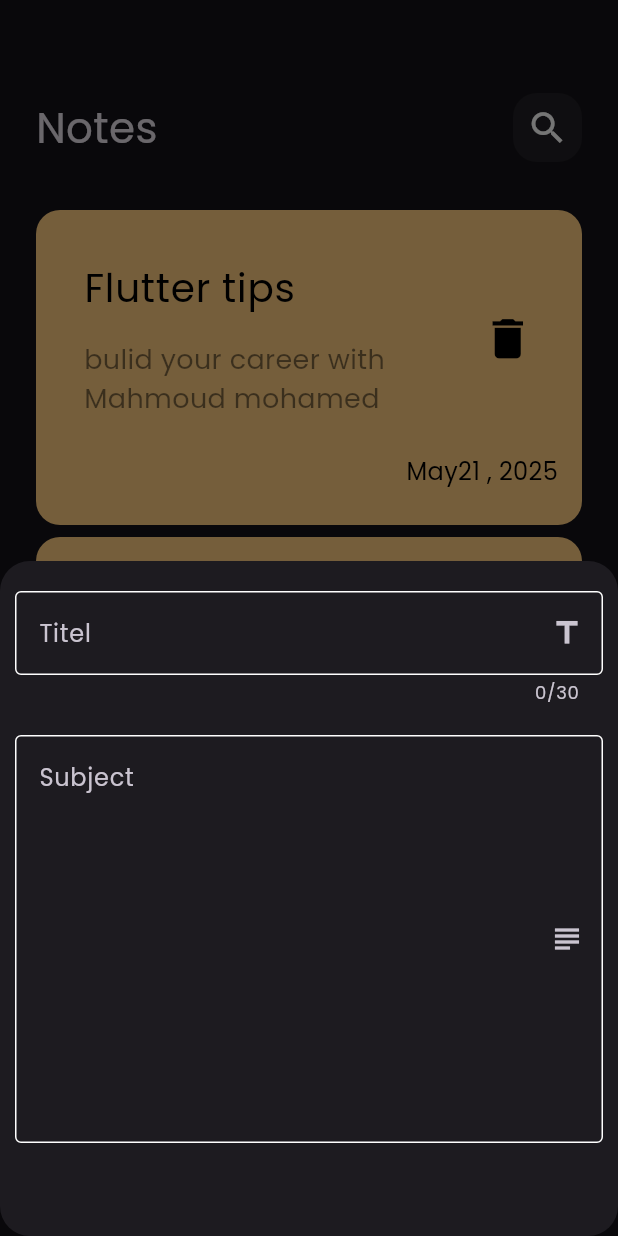
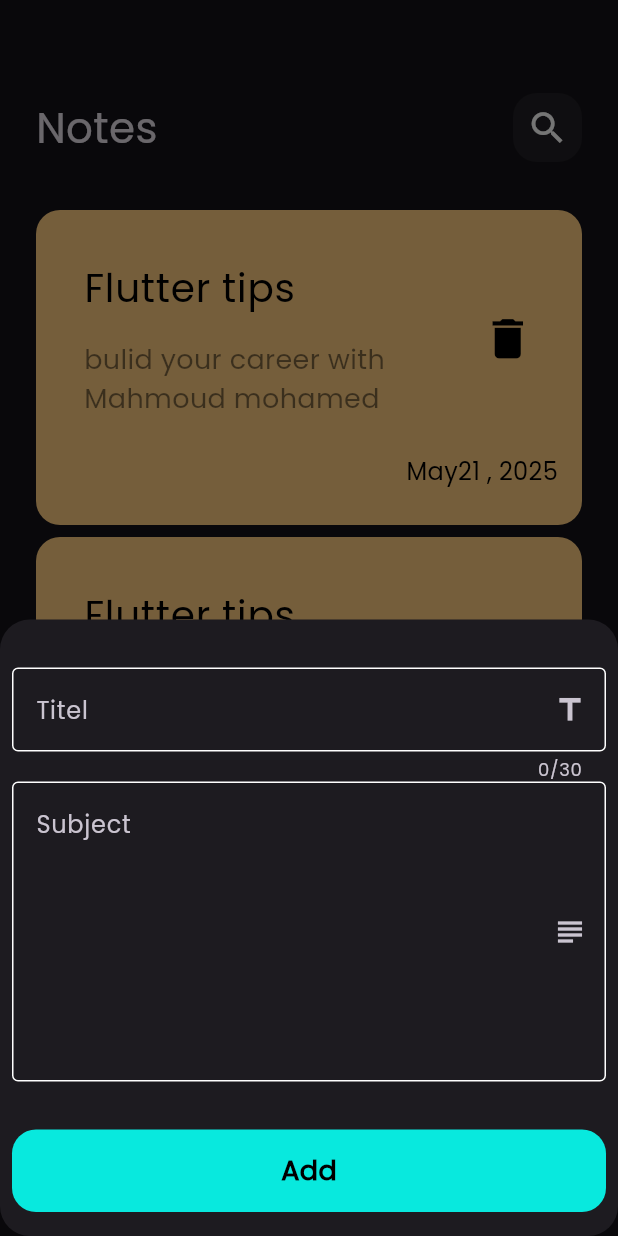
Before and after one commit to Zahroob/NOTES_APP, a Flutter app: the screen it shows after launch, after a tap on the "add" icon, on a phone screen of 412 x 824 dp. Run offline on Flutter 3.47's test engine with Material 3 defaults, Android fonts, the phone set to English and light mode, and no system bars.

Commit message:
finsh noets butoom sheet

```diff
--- a/lib/Views/view_notes.dart
+++ b/lib/Views/view_notes.dart
@@ -3,7 +3,7 @@ import 'package:notes_app/Widgets/add_note_bottom_sheet.dart';
 import 'package:notes_app/Widgets/notes_view_body.dart';
 
 class NotesView extends StatelessWidget {
-  const NotesView({super.key});
+   const NotesView({super.key});
 
   @override
   Widget build(BuildContext context) {
--- a/lib/Widgets/add_note_bottom_sheet.dart
+++ b/lib/Widgets/add_note_bottom_sheet.dart
@@ -1,26 +1,33 @@
 import 'package:flutter/material.dart';
 import 'package:notes_app/Widgets/custom_text_fild.dart';
+import 'package:notes_app/Widgets/custombottom_flot_action_bottom.dart.dart';
 
 class AddNoteBottomSheet extends StatelessWidget {
   const AddNoteBottomSheet({super.key});
 
   @override
   Widget build(BuildContext context) {
-    return Container(
-      height: 450,
+    return Padding(
+      padding: const EdgeInsets.symmetric(horizontal: 8),
+      child: SingleChildScrollView(
         child: Column(
           children: [
+            const SizedBox(height: 32),
             CustomTextFormField(
               maxLength: 30,
               hintText: 'Titel',
               suffixIcon: const Icon(Icons.title),
             ),
             CustomTextFormField(
-            maxLines: 10,
+              maxLines: 7,
               hintText: 'Subject',
               suffixIcon: const Icon(Icons.subject),
             ),
+            const SizedBox(height: 32),
+            const CustomButtom(),
+            const SizedBox(height: 16)
           ],
+        ),
       ),
     );
   }
--- a/lib/Widgets/custom_text_fild.dart
+++ b/lib/Widgets/custom_text_fild.dart
@@ -1,5 +1,6 @@
 import 'package:flutter/material.dart';
 
+// ignore: must_be_immutable
 class CustomTextFormField extends StatelessWidget {
   CustomTextFormField(
       {super.key,
@@ -16,9 +17,7 @@ class CustomTextFormField extends StatelessWidget {
 
   @override
   Widget build(BuildContext context) {
-    return Padding(
-      padding: const EdgeInsets.only(top: 20, left: 10, right: 10),
-      child: TextFormField(
+    return TextFormField(
       maxLines: maxLines,
       maxLength: maxLength,
       decoration: InputDecoration(
@@ -35,7 +34,6 @@ class CustomTextFormField extends StatelessWidget {
           ),
         ),
       ),
-      ),
     );
   }
 }
--- /dev/null
+++ b/lib/Widgets/custombottom_flot_action_bottom.dart.dart
@@ -0,0 +1,27 @@
+import 'package:flutter/material.dart';
+
+class CustomButtom extends StatelessWidget {
+  const CustomButtom({super.key});
+
+  @override
+  Widget build(BuildContext context) {
+    return Container(
+      width: MediaQuery.of(context).size.width,
+      height: 55,
+      decoration: BoxDecoration(
+        color: const Color(0xFF08E9DE),
+        borderRadius: BorderRadius.circular(16),
+      ),
+      child: const Center(
+        child: Text(
+          'Add',
+          style: TextStyle(
+            color: Colors.black,
+            fontSize: 18,
+            fontWeight: FontWeight.bold,
+          ),
+        ),
+      ),
+    );
+  }
+}
--- /dev/null
+++ b/lib/constants.dart
@@ -0,0 +1,8 @@
+import 'package:flutter/material.dart';
+
+const kPrimaryColor = Color(0xff2B475E);
+const kLogo = 'assets/image/pubg5.jpg';
+const kMessagesCollection = 'messages';
+const kMessage = 'message';
+const kCreatedAt = 'createdAt';
+const kId = 'id';
--- a/lib/main.dart
+++ b/lib/main.dart
@@ -19,7 +19,7 @@ class NotsApp extends StatelessWidget {
         // Loginpage.id: (context) => Loginpage(),
       },
       debugShowCheckedModeBanner: false,
-      home: const NotesView(),
+      home:  NotesView(),
     );
   }
 }
```
Also changed, not shown: lib/const.dart (deleted). Lines whose indentation alone changed are shown as unchanged.
